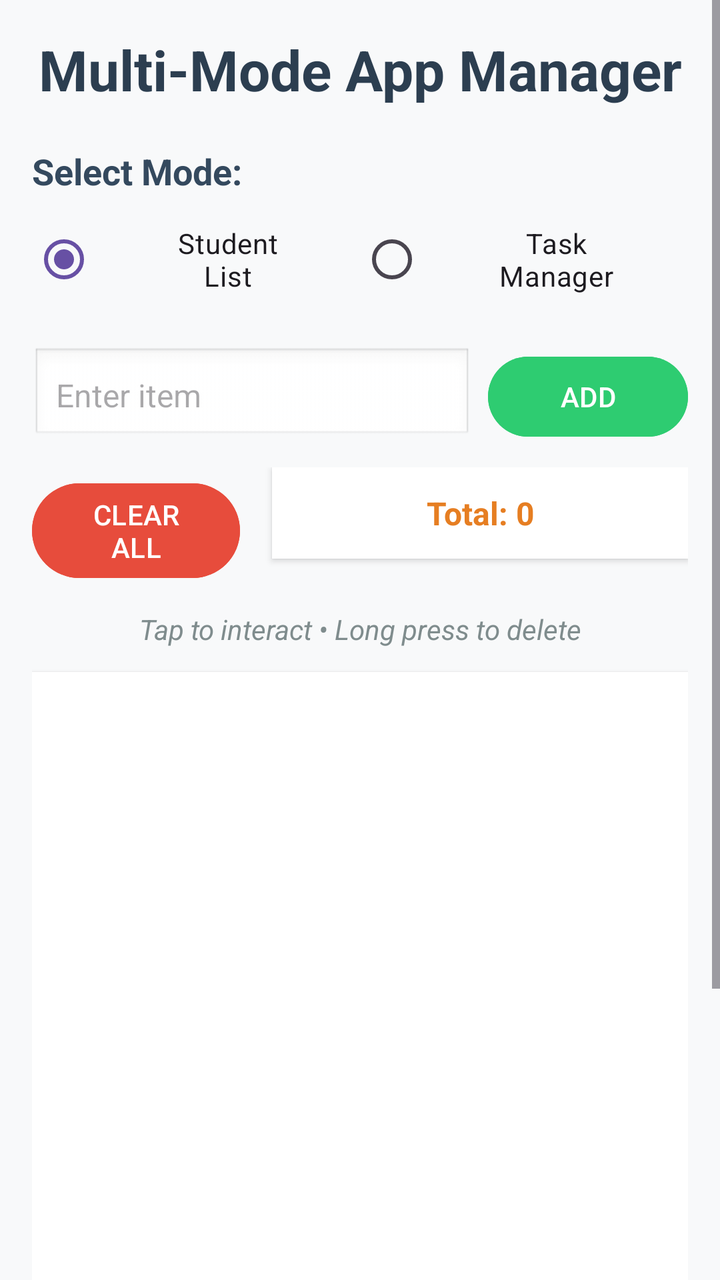
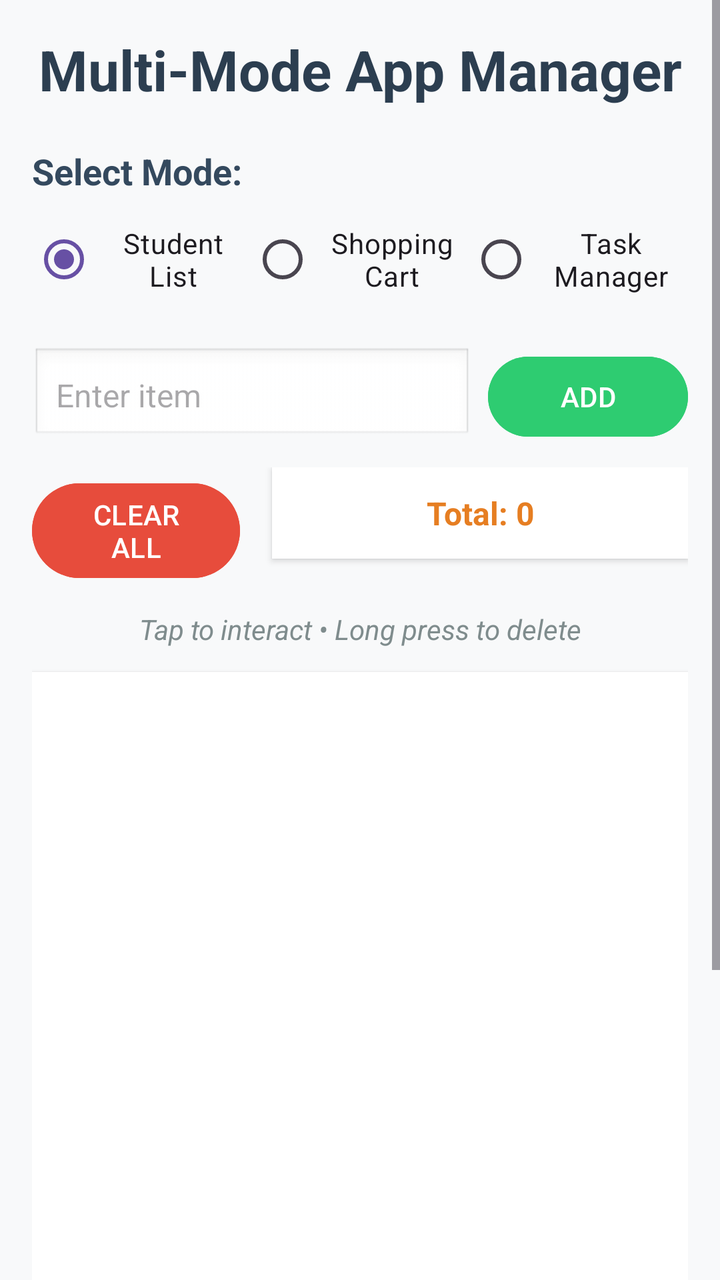

Two renders of the same Android screen: before a commit and after it. Below are the layout's source before the change and the commit's diff.
<!-- AndroidManifest.xml: application theme Theme.AppWeek09 -->
<!-- res/layout/activity_main.xml -->
<?xml version="1.0" encoding="utf-8"?>
<ScrollView xmlns:android="http://schemas.android.com/apk/res/android"
    android:layout_width="match_parent"
    android:layout_height="match_parent"
    android:background="#f8f9fa">

    <LinearLayout
        android:layout_width="match_parent"
        android:layout_height="wrap_content"
        android:orientation="vertical"
        android:padding="16dp">

        
        <TextView
            android:layout_width="match_parent"
            android:layout_height="wrap_content"
            android:text="Multi-Mode App Manager"
            android:textSize="28sp"
            android:textStyle="bold"
            android:textColor="#2c3e50"
            android:gravity="center"
            android:layout_marginBottom="20dp" />

        
        <TextView
            android:layout_width="match_parent"
            android:layout_height="wrap_content"
            android:text="Select Mode:"
            android:textSize="18sp"
            android:textStyle="bold"
            android:textColor="#34495e"
            android:layout_marginBottom="8dp" />

        <RadioGroup
            android:id="@+id/radioGroup"
            android:layout_width="match_parent"
            android:layout_height="wrap_content"
            android:orientation="horizontal"
            android:layout_marginBottom="20dp">

            <RadioButton
                android:id="@+id/radioStudentList"
                android:layout_width="0dp"
                android:layout_height="wrap_content"
                android:layout_weight="1"
                android:text="Student\nList"
                android:textSize="14sp"
                android:checked="true"
                android:buttonTint="#3498db"
                android:gravity="center" />

            <RadioButton
                android:id="@+id/radioTaskManager"
                android:layout_width="0dp"
                android:layout_height="wrap_content"
                android:layout_weight="1"
                android:text="Task\nManager"
                android:textSize="14sp"
                android:buttonTint="#e74c3c"
                android:gravity="center" />
        </RadioGroup>

        
        <LinearLayout
            android:layout_width="match_parent"
            android:layout_height="wrap_content"
            android:orientation="horizontal"
            android:layout_marginBottom="12dp">

            <EditText
                android:id="@+id/editTextInput"
                android:layout_width="0dp"
                android:layout_height="wrap_content"
                android:layout_weight="1"
                android:hint="Enter item"
                android:inputType="textCapWords"
                android:background="@android:drawable/edit_text"
                android:padding="12dp"
                android:textSize="16sp"
                android:layout_marginEnd="8dp" />

            <Button
                android:id="@+id/buttonAdd"
                android:layout_width="wrap_content"
                android:layout_height="wrap_content"
                android:text="ADD"
                android:textSize="14sp"
                android:backgroundTint="#2ecc71"
                android:textColor="#FFFFFF"
                android:minWidth="100dp" />

        </LinearLayout>

        
        <LinearLayout
            android:id="@+id/layoutTaskControls"
            android:layout_width="match_parent"
            android:layout_height="wrap_content"
            android:orientation="vertical"
            android:layout_marginBottom="12dp"
            android:visibility="gone">

            <EditText
                android:id="@+id/editTextDescription"
                android:layout_width="match_parent"
                android:layout_height="wrap_content"
                android:hint="Task description (optional)"
                android:inputType="textCapSentences"
                android:background="@android:drawable/edit_text"
                android:padding="12dp"
                android:textSize="14sp"
                android:layout_marginBottom="8dp"
                android:maxLines="2" />

            <LinearLayout
                android:layout_width="match_parent"
                android:layout_height="wrap_content"
                android:orientation="horizontal">

                <TextView
                    android:layout_width="wrap_content"
                    android:layout_height="wrap_content"
                    android:text="Priority:"
                    android:textSize="16sp"
                    android:textColor="#2c3e50"
                    android:layout_gravity="center_vertical"
                    android:layout_marginEnd="12dp" />

                <Spinner
                    android:id="@+id/spinnerPriority"
                    android:layout_width="0dp"
                    android:layout_height="wrap_content"
                    android:layout_weight="1" />

            </LinearLayout>

        </LinearLayout>


        
        <LinearLayout
            android:layout_width="match_parent"
            android:layout_height="wrap_content"
            android:orientation="horizontal"
            android:layout_marginBottom="16dp">

            <Button
                android:id="@+id/buttonClear"
                android:layout_width="0dp"
                android:layout_height="wrap_content"
                android:layout_weight="1"
                android:text="CLEAR ALL"
                android:textSize="14sp"
                android:backgroundTint="#e74c3c"
                android:textColor="#FFFFFF"
                android:layout_marginEnd="8dp" />

            <TextView
                android:id="@+id/textViewInfo"
                android:layout_width="0dp"
                android:layout_height="wrap_content"
                android:layout_weight="2"
                android:text="Total: 0"
                android:textSize="16sp"
                android:textStyle="bold"
                android:textColor="#e67e22"
                android:gravity="center"
                android:background="#ffffff"
                android:padding="12dp"
                android:layout_marginStart="8dp"
                android:elevation="2dp" />

        </LinearLayout>

        
        <TextView
            android:layout_width="match_parent"
            android:layout_height="wrap_content"
            android:text="Tap to interact • Long press to delete"
            android:textSize="14sp"
            android:textStyle="italic"
            android:textColor="#7f8c8d"
            android:gravity="center"
            android:layout_marginBottom="12dp" />

        
        <ListView
            android:id="@+id/listView"
            android:layout_width="match_parent"
            android:layout_height="400dp"
            android:background="#ffffff"
            android:divider="#ecf0f1"
            android:dividerHeight="1dp"
            android:choiceMode="singleChoice"
            android:listSelector="#e8f4f8"
            android:padding="8dp"
            android:elevation="2dp" />

        
        <TextView
            android:layout_width="match_parent"
            android:layout_height="wrap_content"
            android:text="Student List: Add and manage students\nTask Manager : Create tasks with priority levels"
            android:textSize="12sp"
            android:textColor="#95a5a6"
            android:gravity="center"
            android:layout_marginTop="16dp"
            android:lineSpacingExtra="2dp" />

        
        <TextView
            android:layout_width="match_parent"
            android:layout_height="wrap_content"
            android:text="Week 09: Git Branching and Feature Integration"
            android:textSize="12sp"
            android:textColor="#bdc3c7"
            android:gravity="center"
            android:layout_marginTop="12dp" />

    </LinearLayout>

</ScrollView>
<!-- resources referenced by this layout -->
<resources>
  <style name="Theme.AppWeek09" parent="Base.Theme.AppWeek09" />
  <style name="Base.Theme.AppWeek09" parent="Theme.Material3.DayNight.NoActionBar">
          
          
      </style>
</resources>

<!-- the commit's change to res/layout/activity_main.xml (unified diff, before → after) -->
@@ -50,14 +50,25 @@
                 android:gravity="center" />
 
             <RadioButton
-                android:id="@+id/radioTaskManager"
-                android:layout_width="0dp"
-                android:layout_height="wrap_content"
-                android:layout_weight="1"
-                android:text="Task\nManager"
+                android:id="@+id/radioShoppingCart"
+                android:layout_width="0dp"
+                android:layout_height="wrap_content"
+                android:layout_weight="1"
+                android:text="Shopping\nCart"
                 android:textSize="14sp"
                 android:buttonTint="#e74c3c"
                 android:gravity="center" />
+
+            <RadioButton
+                android:id="@+id/radioTaskManager"
+                android:layout_width="0dp"
+                android:layout_height="wrap_content"
+                android:layout_weight="1"
+                android:text="Task\nManager"
+                android:textSize="14sp"
+                android:buttonTint="#e74c3c"
+                android:gravity="center" />
+
         </RadioGroup>
 
         
@@ -88,6 +99,42 @@
                 android:backgroundTint="#2ecc71"
                 android:textColor="#FFFFFF"
                 android:minWidth="100dp" />
+
+        </LinearLayout>
+
+
+        
+        <LinearLayout
+            android:id="@+id/layoutCartControls"
+            android:layout_width="match_parent"
+            android:layout_height="wrap_content"
+            android:orientation="horizontal"
+            android:layout_marginBottom="12dp"
+            android:visibility="gone">
+
+            <EditText
+                android:id="@+id/editTextPrice"
+                android:layout_width="0dp"
+                android:layout_height="wrap_content"
+                android:layout_weight="1"
+                android:hint="Price ($)"
+                android:inputType="numberDecimal"
+                android:background="@android:drawable/edit_text"
+                android:padding="12dp"
+                android:textSize="14sp"
+                android:layout_marginEnd="4dp" />
+
+            <EditText
+                android:id="@+id/editTextQuantity"
+                android:layout_width="0dp"
+                android:layout_height="wrap_content"
+                android:layout_weight="1"
+                android:hint="Qty"
+                android:inputType="number"
+                android:background="@android:drawable/edit_text"
+                android:padding="12dp"
+                android:textSize="14sp"
+                android:layout_marginStart="4dp" />
 
         </LinearLayout>
 
@@ -134,6 +181,7 @@
 
             </LinearLayout>
 
+
         </LinearLayout>
 
 
@@ -200,7 +248,7 @@
         <TextView
             android:layout_width="match_parent"
             android:layout_height="wrap_content"
-            android:text="Student List: Add and manage students\nTask Manager : Create tasks with priority levels"
+            android:text="Student List: Add and manage students\nShopping Cart: Add items with price and quantity\nTask Manager : Create tasks with priority levels"
             android:textSize="12sp"
             android:textColor="#95a5a6"
             android:gravity="center"
